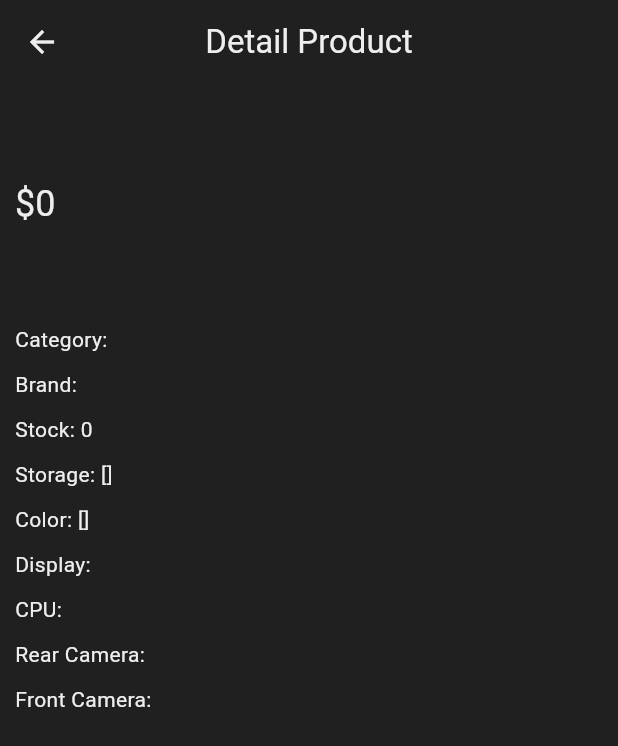
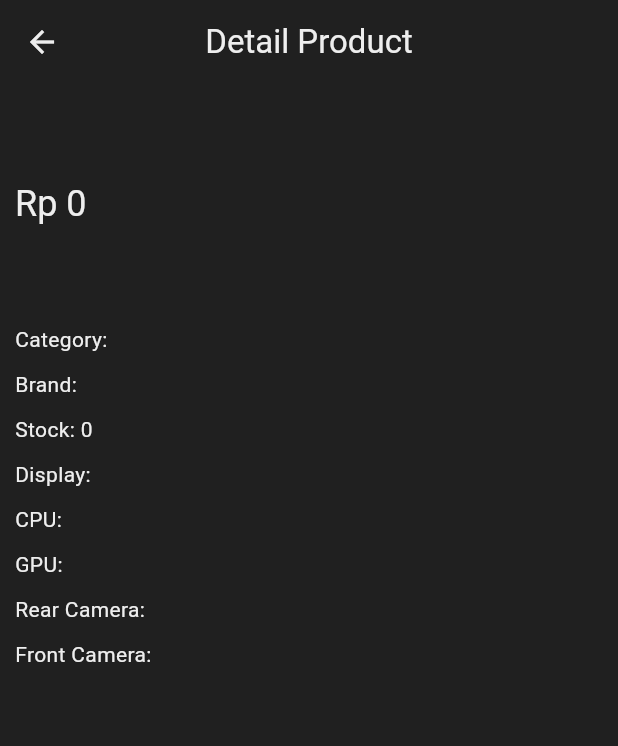
Before and after one commit to irayshi/app_assignment_sipatex, a Flutter app: the DetailProductView screen opened directly with empty values, on a phone screen of 412 x 824 dp. Shown: the top 746 px of the screen. Run offline on Flutter 3.47's test engine with Material 3 defaults, Android fonts, the phone set to English and light mode, and no system bars; our stand-ins replace connectivity_plus, flutter_masked_text2, get, sqflite; accounts and stored records are empty; network calls fail.

Commit message:
perbaikan null safety

```diff
--- a/lib/app/data/databases/database_helper.dart
+++ b/lib/app/data/databases/database_helper.dart
@@ -27,7 +27,7 @@ class DatabaseHelper {
         productCategory TEXT NOT NULL,
         name TEXT NOT NULL UNIQUE,
         brand TEXT,
-        description TEXT,
+        description TEXT NOT NULL,
         basePrice INT NOT NULL,
         inStock BOOLEAN NOT NULL,
         stock INT NOT NULL,
@@ -37,6 +37,7 @@ class DatabaseHelper {
         colorOptions TEXT,
         display TEXT,
         CPU TEXT,
+        GPU TEXT,
         camera JSON
       )
     ''',
--- a/lib/app/data/models/product_model.dart
+++ b/lib/app/data/models/product_model.dart
@@ -1,35 +1,37 @@
 class Product {
   int? id;
-  String? productCategory;
-  String? name;
+  late String productCategory;
+  late String name;
   String? brand;
-  String? description;
-  int? basePrice;
-  bool? inStock;
-  int? stock;
+  late String description;
+  late int basePrice;
+  late bool inStock;
+  late int stock;
   String? featuredImage;
   String? thumbnailImage;
   List<String>? storageOptions;
   List<String>? colorOptions;
   String? display;
   String? cPU;
+  String? gPU;
   Camera? camera;
 
   Product(
       {this.id,
-      this.productCategory,
-      this.name,
+      required this.productCategory,
+      required this.name,
       this.brand,
-      this.description,
-      this.basePrice,
-      this.inStock,
-      this.stock,
+      required this.description,
+      required this.basePrice,
+      required this.inStock,
+      required this.stock,
       this.featuredImage,
       this.thumbnailImage,
       this.storageOptions,
       this.colorOptions,
       this.display,
       this.cPU,
+      this.gPU,
       this.camera});
 
   Product.fromJson(Map<String, dynamic> json) {
@@ -47,6 +49,7 @@ class Product {
     colorOptions = json['colorOptions']?.cast<String>();
     display = json['display'];
     cPU = json['CPU'];
+    gPU = json['GPU'];
     camera = json['camera'] != null ? Camera?.fromJson(json['camera']) : null;
   }
 
@@ -66,6 +69,7 @@ class Product {
     data['colorOptions'] = colorOptions;
     data['display'] = display;
     data['CPU'] = cPU;
+    data['GPU'] = gPU;
     if (camera != null) {
       data['camera'] = camera?.toJson();
     }
--- a/lib/app/data/providers/product_provider.dart
+++ b/lib/app/data/providers/product_provider.dart
@@ -59,7 +59,7 @@ class ProductProvider extends GetxController {
       'brand': product.brand,
       'description': product.description,
       'basePrice': product.basePrice,
-      'inStock': product.inStock! ? 1 : 0,
+      'inStock': product.inStock ? 1 : 0,
       'stock': product.stock,
       'featuredImage': product.featuredImage,
       'thumbnailImage': product.thumbnailImage,
@@ -67,6 +67,7 @@ class ProductProvider extends GetxController {
       'colorOptions': jsonEncode(product.colorOptions),
       'display': product.display,
       'CPU': product.cPU,
+      'GPU': product.gPU,
       'camera': jsonEncode(product.camera?.toJson()),
     };
     DatabaseHelper().insert('products', data);
@@ -80,7 +81,7 @@ class ProductProvider extends GetxController {
       'brand': product.brand,
       'description': product.description,
       'basePrice': product.basePrice,
-      'inStock': product.inStock! ? 1 : 0,
+      'inStock': product.inStock ? 1 : 0,
       'stock': product.stock,
       'featuredImage': product.featuredImage,
       'thumbnailImage': product.thumbnailImage,
@@ -88,6 +89,7 @@ class ProductProvider extends GetxController {
       'colorOptions': jsonEncode(product.colorOptions),
       'display': product.display,
       'CPU': product.cPU,
+      'GPU': product.gPU,
       'camera': jsonEncode(product.camera?.toJson()),
     };
     DatabaseHelper().edit('products', data, product.id!);
--- a/lib/app/modules/products/detail_product/views/detail_product_view.dart
+++ b/lib/app/modules/products/detail_product/views/detail_product_view.dart
@@ -1,6 +1,7 @@
 import 'package:flutter/material.dart';
 
 import 'package:get/get.dart';
+import 'package:intl/intl.dart';
 
 import '../controllers/detail_product_controller.dart';
 
@@ -17,37 +18,70 @@ class DetailProductView extends GetView<DetailProductController> {
         padding: const EdgeInsets.all(10),
         children: [
           Text(
-            controller.product.name!,
+            controller.product.name,
             style: context.textTheme.displaySmall,
           ),
           const SizedBox(height: 10),
           Text(
-            '\$${controller.product.basePrice}',
+            NumberFormat.currency(
+              locale: 'id',
+              symbol: 'Rp ',
+              decimalDigits: 0,
+            ).format(
+              controller.product.basePrice,
+            ),
             style: context.textTheme.headlineSmall,
           ),
           const SizedBox(height: 10),
           Text(
-            controller.product.description!,
+            controller.product.description,
             style: context.textTheme.bodyLarge,
           ),
           const SizedBox(height: 30),
           Text('Category: ${controller.product.productCategory}'),
           const SizedBox(height: 10),
+          if (controller.product.brand != null) ...[
             Text('Brand: ${controller.product.brand}'),
             const SizedBox(height: 10),
-          Text('Stock: ${controller.product.stock}'),
+          ],
+          Text('Stock: ${NumberFormat.currency(
+            locale: 'id',
+            symbol: '',
+            decimalDigits: 0,
+          ).format(
+            controller.product.stock,
+          )}'),
           const SizedBox(height: 10),
+          if (controller.product.storageOptions != null &&
+              controller.product.storageOptions!.isNotEmpty) ...[
             Text('Storage: ${controller.product.storageOptions}'),
             const SizedBox(height: 10),
+          ],
+          if (controller.product.colorOptions != null &&
+              controller.product.colorOptions!.isNotEmpty) ...[
             Text('Color: ${controller.product.colorOptions}'),
             const SizedBox(height: 10),
+          ],
+          if (controller.product.display != null) ...[
             Text('Display: ${controller.product.display}'),
             const SizedBox(height: 10),
+          ],
+          if (controller.product.cPU != null) ...[
             Text('CPU: ${controller.product.cPU}'),
             const SizedBox(height: 10),
+          ],
+          if (controller.product.gPU != null) ...[
+            Text('GPU: ${controller.product.gPU}'),
+            const SizedBox(height: 10),
+          ],
+          if (controller.product.camera != null) ...[
+            if (controller.product.camera!.frontCamera != null) ...[
               Text('Rear Camera: ${controller.product.camera!.rearCamera}'),
               const SizedBox(height: 10),
+            ],
+            if (controller.product.camera!.frontCamera != null)
               Text('Front Camera: ${controller.product.camera!.frontCamera}'),
+          ],
         ],
       ),
     );
--- a/lib/app/modules/profile/views/profile_view.dart
+++ b/lib/app/modules/profile/views/profile_view.dart
@@ -22,21 +22,21 @@ class ProfileView extends GetView<ProfileController> {
           Obx(
             () => Text(
               'Name: ${AuthService.to.user.displayName}',
-              style: context.textTheme.titleLarge,
+              style: context.textTheme.titleMedium,
             ),
           ),
           const SizedBox(height: 10),
           Obx(
             () => Text(
               'Email: ${AuthService.to.user.email}',
-              style: context.textTheme.titleLarge,
+              style: context.textTheme.titleMedium,
             ),
           ),
           const SizedBox(height: 10),
           Obx(
             () => Text(
               'Role: ${AuthService.to.user.role}',
-              style: context.textTheme.titleLarge,
+              style: context.textTheme.titleMedium,
             ),
           ),
         ],
--- a/pubspec.yaml
+++ b/pubspec.yaml
@@ -40,6 +40,8 @@ dependencies:
   path: ^1.9.0
   http: ^1.2.2
   connectivity_plus: ^5.0.2
+  flutter_masked_text2: ^0.9.1
+  intl: ^0.19.0
 
 dev_dependencies:
   flutter_test:
```
Also changed, not shown: lib/app/modules/products/create_product/controllers/create_product_controller.dart (+29 -12 lines), lib/app/modules/products/create_product/views/create_product_view.dart (+17 -43 lines), lib/app/modules/products/edit_product/controllers/edit_product_controller.dart (+36 -20 lines), lib/app/modules/products/edit_product/views/edit_product_view.dart (+14 -42 lines), lib/app/modules/products/views/products_view.dart (+14 -2 lines), pubspec.lock. Lines whose indentation alone changed are shown as unchanged.
